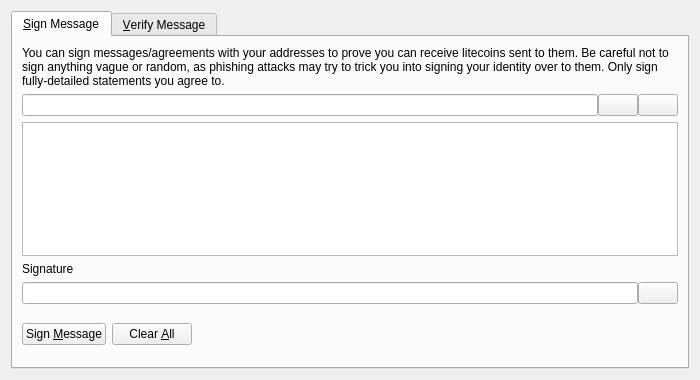
Old version of the form src/qt/forms/signverifymessagedialog.ui in the repository humanwhoexplores/tushcoin.
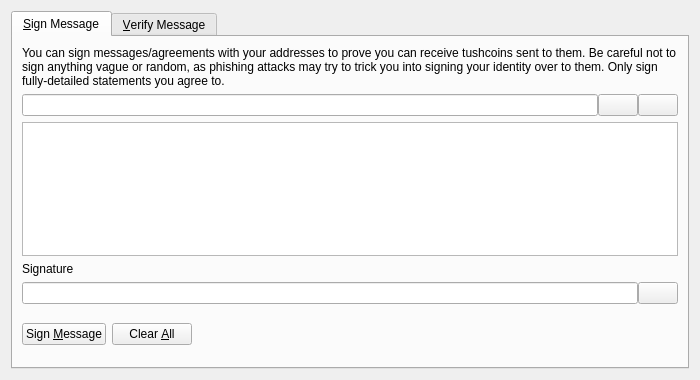
New version of the form. Icons and pictures are not drawn. Custom widgets are drawn as their Qt base class.

```diff
--- a/src/qt/forms/signverifymessagedialog.ui
+++ b/src/qt/forms/signverifymessagedialog.ui
@@ -30,7 +30,7 @@
        <item>
         <widget class="QLabel" name="infoLabel_SM">
          <property name="text">
-          <string>You can sign messages/agreements with your addresses to prove you can receive litecoins sent to them. Be careful not to sign anything vague or random, as phishing attacks may try to trick you into signing your identity over to them. Only sign fully-detailed statements you agree to.</string>
+          <string>You can sign messages/agreements with your addresses to prove you can receive tushcoins sent to them. Be careful not to sign anything vague or random, as phishing attacks may try to trick you into signing your identity over to them. Only sign fully-detailed statements you agree to.</string>
          </property>
          <property name="textFormat">
           <enum>Qt::PlainText</enum>
```
Left out of the diff: 8 changed lines with no effect on the pictures.
